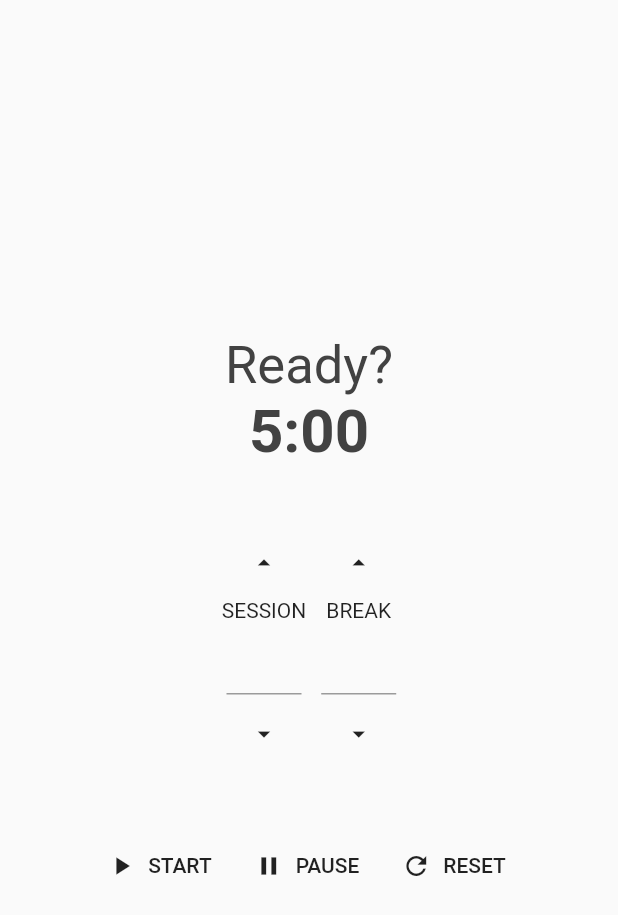
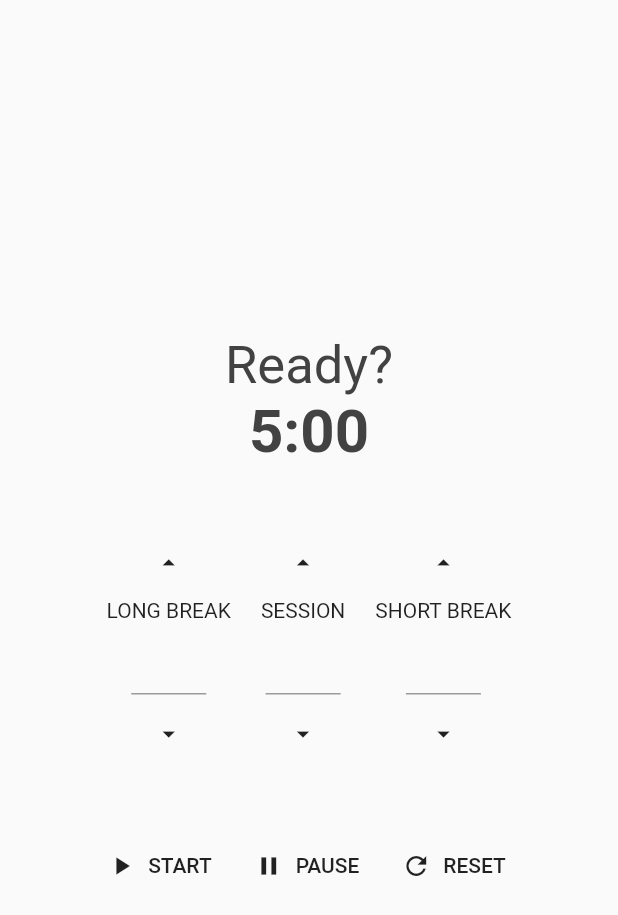
Before and after one commit to exit490/pomodoro_clock_flutter_mobx, a Flutter app: the screen it shows after launch, on a phone screen of 412 x 824 dp. Shown: the top 915 px of the screen. Run offline on Flutter 3.47's test engine with Material 2 defaults, Android fonts, the phone set to English and light mode, and no system bars; our stand-ins replace mobx; generated files the repository leaves out were written again.

Commit message:
Updating break box to short break. Adding long break box in home page.

```diff
--- a/lib/home/home_page.dart
+++ b/lib/home/home_page.dart
@@ -1,9 +1,10 @@
 import 'package:flutter/cupertino.dart';
 import 'package:flutter/material.dart';
 import 'package:pomodoro_clock_flutter_mobx/home/action_buttons.dart';
-import 'package:pomodoro_clock_flutter_mobx/home/break_box.dart';
 import 'package:pomodoro_clock_flutter_mobx/home/clock_core_view.dart';
+import 'package:pomodoro_clock_flutter_mobx/home/long_break_box.dart';
 import 'package:pomodoro_clock_flutter_mobx/home/session_box.dart';
+import 'package:pomodoro_clock_flutter_mobx/home/short_break_box.dart';
 
 class HomePage extends StatefulWidget {
   @override
@@ -17,8 +18,10 @@ class _HomePageState extends State<HomePage> {
       crossAxisAlignment: CrossAxisAlignment.center,
       mainAxisAlignment: MainAxisAlignment.center,
       children: <Widget>[
+        LongBreakBox(),
+        Padding(padding: EdgeInsets.only(right: 20)),
         SessionBox(),
-        Padding(padding: EdgeInsets.only(right: 10)),
+        Padding(padding: EdgeInsets.only(right: 20)),
         BreakBox(),
       ],
     );
--- /dev/null
+++ b/lib/home/long_break_box.dart
@@ -0,0 +1,49 @@
+import 'package:flutter/material.dart';
+
+class LongBreakBox extends StatelessWidget {
+  final double buttonSize = 20;
+
+  @override
+  Widget build(BuildContext context) {
+    return Column(
+      children: <Widget>[
+        _plusButton(),
+        Text('LONG BREAK'),
+        _sessionTextField(),
+        _subtractButton(),
+      ],
+    );
+  }
+
+  _sessionTextField() {
+    return Container(
+      width: 50,
+      height: 50,
+      child: TextField(),
+    );
+  }
+
+  _plusButton() {
+    var upIcon = Icon(
+      Icons.arrow_drop_up,
+      size: buttonSize,
+    );
+
+    return IconButton(
+      onPressed: () {},
+      icon: upIcon,
+    );
+  }
+
+  _subtractButton() {
+    var downIcon = Icon(
+      Icons.arrow_drop_down,
+      size: buttonSize,
+    );
+
+    return IconButton(
+      onPressed: () {},
+      icon: downIcon,
+    );
+  }
+}
--- a/lib/home/break_box.dart
+++ b/lib/home/short_break_box.dart
@@ -8,7 +8,7 @@ class BreakBox extends StatelessWidget {
     return Column(
       children: <Widget>[
         _plusButton(),
-        Text('BREAK'),
+        Text('SHORT BREAK'),
         _sessionTextField(),
         _subtractButton(),
       ],
```
